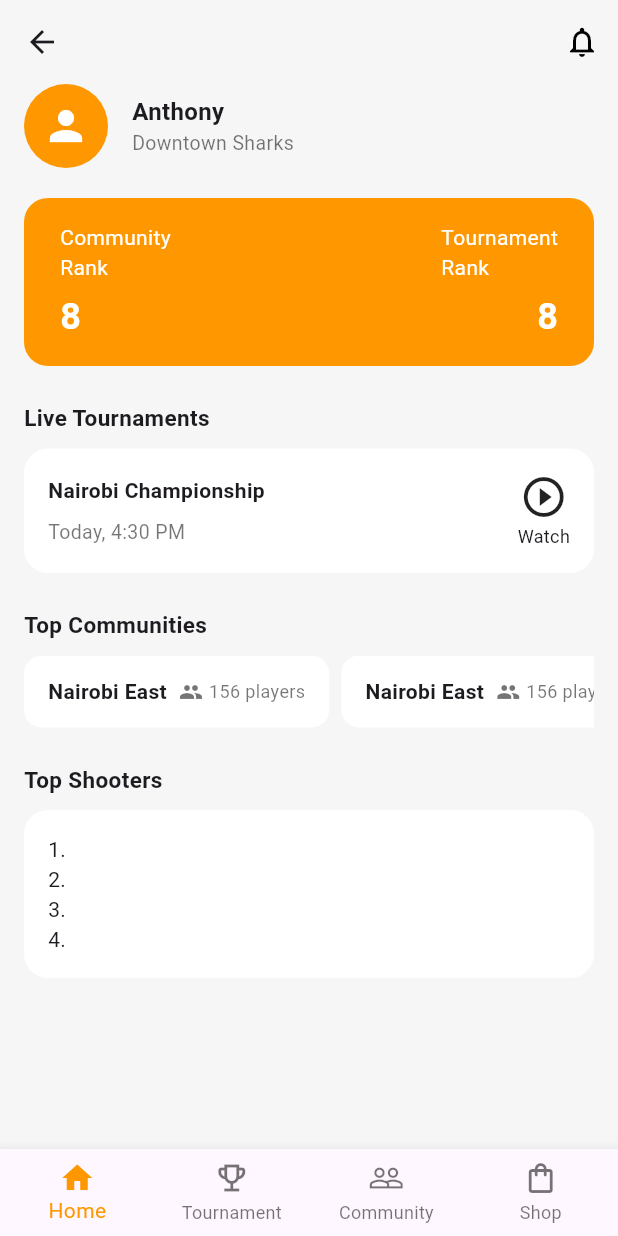
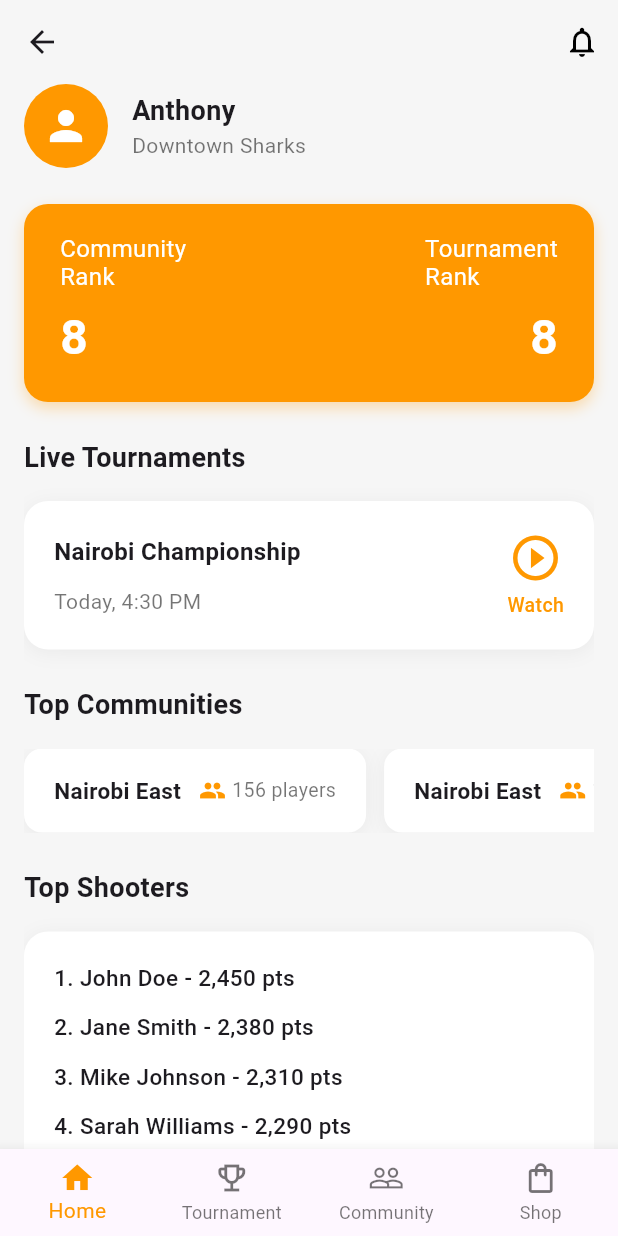
Before and after one commit to Daniel-Kav/tripwise, a Flutter app: the HomeScreen screen opened by its route, on a phone screen of 412 x 824 dp. Run offline on Flutter 3.47's test engine with Material 3 defaults, Android fonts, the light colour scheme and no system bars.

Commit message:
feat: enhance HomeScreen layout with improved profile section, rank statistics, and tournament displays

```diff
--- a/my_app/lib/home_screen.dart
+++ b/my_app/lib/home_screen.dart
@@ -79,56 +79,97 @@ class _HomeMain extends StatelessWidget {
   Widget build(BuildContext context) {
     return Padding(
       padding: const EdgeInsets.symmetric(horizontal: 16),
-      child: ListView(
+      child: Column(
         children: [
           // Profile section
           GestureDetector(
             onTap: () => Navigator.of(context).pushNamed('/profile'),
-            child: Row(
+            child: const Row(
               children: [
                 // Profile picture
-                const CircleAvatar(
+                CircleAvatar(
                   radius: 28,
                   backgroundColor: Colors.orange,
                   child: Icon(Icons.person, color: Colors.white, size: 32),
                 ),
-                const SizedBox(width: 16),
+                SizedBox(width: 16),
                 Column(
                   crossAxisAlignment: CrossAxisAlignment.start,
-                  children: const [
-                    Text('Anthony', style: TextStyle(fontWeight: FontWeight.bold, fontSize: 16)),
-                    Text('Downtown Sharks', style: TextStyle(fontSize: 13, color: Colors.black54)),
+                  children: [
+                    Text('Anthony',
+                      style: TextStyle(
+                        fontWeight: FontWeight.bold,
+                        fontSize: 18
+                      )
+                    ),
+                    Text('Downtown Sharks',
+                      style: TextStyle(
+                        fontSize: 14,
+                        color: Colors.black54
+                      )
+                    ),
                   ],
                 ),
               ],
             ),
           ),
-          const SizedBox(height: 20),
+          const SizedBox(height: 24),
 
           // Rank statistics card
           Container(
-            padding: const EdgeInsets.symmetric(vertical: 16, horizontal: 24),
+            padding: const EdgeInsets.symmetric(vertical: 20, horizontal: 24),
             decoration: BoxDecoration(
               color: Colors.orange,
               borderRadius: BorderRadius.circular(16),
+              boxShadow: [
+                BoxShadow(
+                  color: Colors.orange.withOpacity(0.3),
+                  blurRadius: 8,
+                  offset: const Offset(0, 4),
                 ),
-            child: Row(
+              ],
+            ),
+            child: const Row(
               mainAxisAlignment: MainAxisAlignment.spaceBetween,
-              children: const [
+              children: [
                 Column(
                   crossAxisAlignment: CrossAxisAlignment.start,
                   children: [
-                    Text('Community\nRank', style: TextStyle(fontSize: 14, color: Colors.white)),
-                    SizedBox(height: 6),
-                    Text('8', style: TextStyle(fontWeight: FontWeight.bold, fontSize: 24, color: Colors.white)),
+                    Text('Community\nRank',
+                      style: TextStyle(
+                        fontSize: 16,
+                        color: Colors.white,
+                        height: 1.2,
+                      )
+                    ),
+                    SizedBox(height: 8),
+                    Text('8',
+                      style: TextStyle(
+                        fontWeight: FontWeight.bold,
+                        fontSize: 32,
+                        color: Colors.white
+                      )
+                    ),
                   ],
                 ),
                 Column(
                   crossAxisAlignment: CrossAxisAlignment.end,
                   children: [
-                    Text('Tournament\nRank', style: TextStyle(fontSize: 14, color: Colors.white)),
-                    SizedBox(height: 6),
-                    Text('8', style: TextStyle(fontWeight: FontWeight.bold, fontSize: 24, color: Colors.white)),
+                    Text('Tournament\nRank',
+                      style: TextStyle(
+                        fontSize: 16,
+                        color: Colors.white,
+                        height: 1.2,
+                      )
+                    ),
+                    SizedBox(height: 8),
+                    Text('8',
+                      style: TextStyle(
+                        fontWeight: FontWeight.bold,
+                        fontSize: 32,
+                        color: Colors.white
+                      )
+                    ),
                   ],
                 ),
               ],
@@ -137,31 +178,68 @@ class _HomeMain extends StatelessWidget {
 
           const SizedBox(height: 24),
 
+          // Main content in Expanded to fill remaining space
+          Expanded(
+            child: ListView(
+              padding: EdgeInsets.zero,
+              children: [
                 // Live tournaments section
-          const Text('Live Tournaments', style: TextStyle(fontWeight: FontWeight.bold, fontSize: 15)),
-          const SizedBox(height: 10),
+                const Text('Live Tournaments',
+                  style: TextStyle(
+                    fontWeight: FontWeight.bold,
+                    fontSize: 18
+                  )
+                ),
+                const SizedBox(height: 16),
                 Container(
-            padding: const EdgeInsets.all(16),
+                  padding: const EdgeInsets.all(20),
                   decoration: BoxDecoration(
                     color: Colors.white,
                     borderRadius: BorderRadius.circular(16),
+                    boxShadow: [
+                      BoxShadow(
+                        color: Colors.black.withOpacity(0.05),
+                        blurRadius: 10,
+                        offset: const Offset(0, 2),
                       ),
-            child: Row(
-              children: [
-                Column(
-                  crossAxisAlignment: CrossAxisAlignment.start,
-                  children: const [
-                    Text('Nairobi Championship', style: TextStyle(fontWeight: FontWeight.bold)),
-                    SizedBox(height: 8),
-                    Text('Today, 4:30 PM', style: TextStyle(color: Colors.black54, fontSize: 13)),
                     ],
                   ),
-                const Spacer(),
+                  child: const Row(
+                    children: [
+                      Expanded(
+                        child: Column(
+                          crossAxisAlignment: CrossAxisAlignment.start,
+                          children: [
+                            Text('Nairobi Championship',
+                              style: TextStyle(
+                                fontWeight: FontWeight.bold,
+                                fontSize: 16,
+                              )
+                            ),
+                            SizedBox(height: 12),
+                            Text('Today, 4:30 PM',
+                              style: TextStyle(
+                                color: Colors.black54,
+                                fontSize: 14
+                              )
+                            ),
+                          ],
+                        ),
+                      ),
                       Column(
-                  children: const [
-                    Icon(Icons.play_circle_outline, size: 32, color: Colors.black87),
-                    SizedBox(height: 2),
-                    Text('Watch', style: TextStyle(fontSize: 12)),
+                        children: [
+                          Icon(Icons.play_circle_outline,
+                            size: 36,
+                            color: Colors.orange
+                          ),
+                          SizedBox(height: 4),
+                          Text('Watch',
+                            style: TextStyle(
+                              fontSize: 13,
+                              color: Colors.orange,
+                              fontWeight: FontWeight.w500,
+                            )
+                          ),
                         ],
                       )
                     ],
@@ -171,28 +249,50 @@ class _HomeMain extends StatelessWidget {
                 const SizedBox(height: 24),
 
                 // Top communities section
-          const Text('Top Communities', style: TextStyle(fontWeight: FontWeight.bold, fontSize: 15)),
-          const SizedBox(height: 10),
+                const Text('Top Communities',
+                  style: TextStyle(
+                    fontWeight: FontWeight.bold,
+                    fontSize: 18
+                  )
+                ),
+                const SizedBox(height: 16),
                 SizedBox(
-            height: 48,
+                  height: 56,
                   child: ListView.separated(
                     scrollDirection: Axis.horizontal,
                     itemCount: 4,
-              separatorBuilder: (context, index) => const SizedBox(width: 8),
+                    separatorBuilder: (context, index) => const SizedBox(width: 12),
                     itemBuilder: (context, index) {
                       return Container(
-                  padding: const EdgeInsets.symmetric(horizontal: 16, vertical: 8),
+                        padding: const EdgeInsets.symmetric(horizontal: 20, vertical: 12),
                         decoration: BoxDecoration(
                           color: Colors.white,
                           borderRadius: BorderRadius.circular(12),
+                          boxShadow: [
+                            BoxShadow(
+                              color: Colors.black.withOpacity(0.05),
+                              blurRadius: 10,
+                              offset: const Offset(0, 2),
                             ),
-                  child: Row(
-                    children: const [
-                      Text('Nairobi East', style: TextStyle(fontWeight: FontWeight.bold)),
-                      SizedBox(width: 8),
-                      Icon(Icons.people, size: 16, color: Colors.black54),
+                          ],
+                        ),
+                        child: const Row(
+                          children: [
+                            Text('Nairobi East',
+                              style: TextStyle(
+                                fontWeight: FontWeight.w600,
+                                fontSize: 15,
+                              )
+                            ),
+                            SizedBox(width: 12),
+                            Icon(Icons.people, size: 18, color: Colors.orange),
                             SizedBox(width: 4),
-                      Text('156 players', style: TextStyle(fontSize: 12, color: Colors.black54)),
+                            Text('156 players',
+                              style: TextStyle(
+                                fontSize: 13,
+                                color: Colors.black54
+                              )
+                            ),
                           ],
                         ),
                       );
@@ -203,21 +303,44 @@ class _HomeMain extends StatelessWidget {
                 const SizedBox(height: 24),
 
                 // Top shooters section
-          const Text('Top Shooters', style: TextStyle(fontWeight: FontWeight.bold, fontSize: 15)),
-          const SizedBox(height: 10),
+                const Text('Top Shooters',
+                  style: TextStyle(
+                    fontWeight: FontWeight.bold,
+                    fontSize: 18
+                  )
+                ),
+                const SizedBox(height: 16),
                 Container(
-            padding: const EdgeInsets.all(16),
+                  padding: const EdgeInsets.all(20),
                   decoration: BoxDecoration(
                     color: Colors.white,
                     borderRadius: BorderRadius.circular(16),
+                    boxShadow: [
+                      BoxShadow(
+                        color: Colors.black.withOpacity(0.05),
+                        blurRadius: 10,
+                        offset: const Offset(0, 2),
                       ),
-            child: Column(
+                    ],
+                  ),
+                  child: const Column(
                     crossAxisAlignment: CrossAxisAlignment.start,
-              children: const [
-                Text('1.'),
-                Text('2.'),
-                Text('3.'),
-                Text('4.'),
+                    children: [
+                      Text('1. John Doe - 2,450 pts',
+                        style: TextStyle(fontSize: 15, fontWeight: FontWeight.w500)
+                      ),
+                      SizedBox(height: 12),
+                      Text('2. Jane Smith - 2,380 pts',
+                        style: TextStyle(fontSize: 15, fontWeight: FontWeight.w500)
+                      ),
+                      SizedBox(height: 12),
+                      Text('3. Mike Johnson - 2,310 pts',
+                        style: TextStyle(fontSize: 15, fontWeight: FontWeight.w500)
+                      ),
+                      SizedBox(height: 12),
+                      Text('4. Sarah Williams - 2,290 pts',
+                        style: TextStyle(fontSize: 15, fontWeight: FontWeight.w500)
+                      ),
                     ],
                   ),
                 ),
@@ -225,6 +348,9 @@ class _HomeMain extends StatelessWidget {
                 const SizedBox(height: 24),
               ],
             ),
+          ),
+        ],
+      ),
     );
   }
 }
```
Lines whose indentation alone changed are shown as unchanged.
